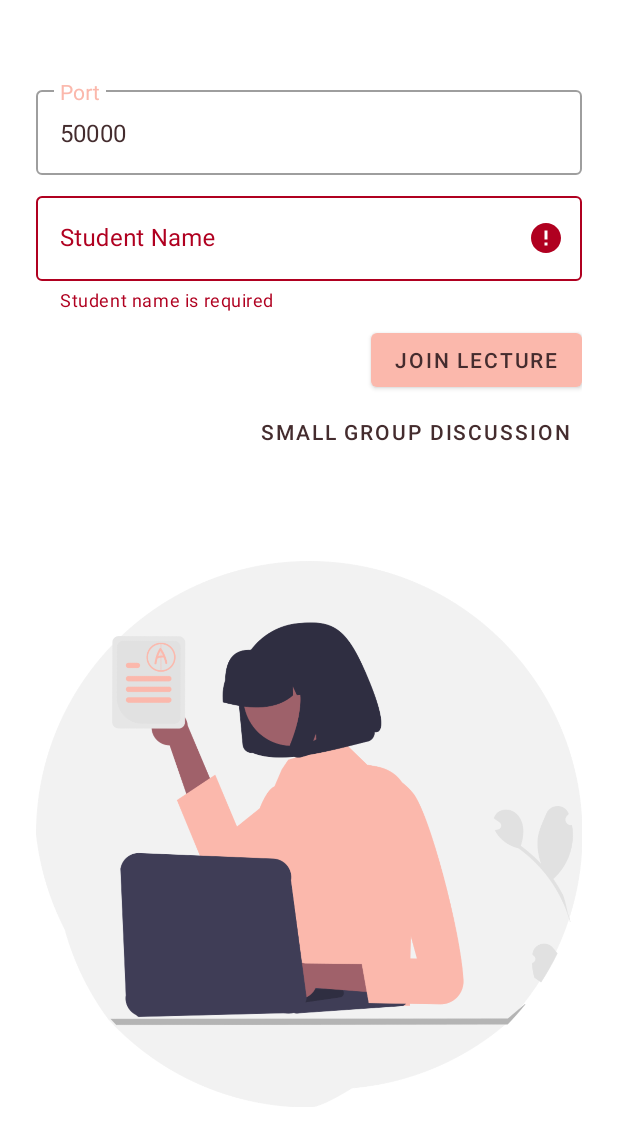
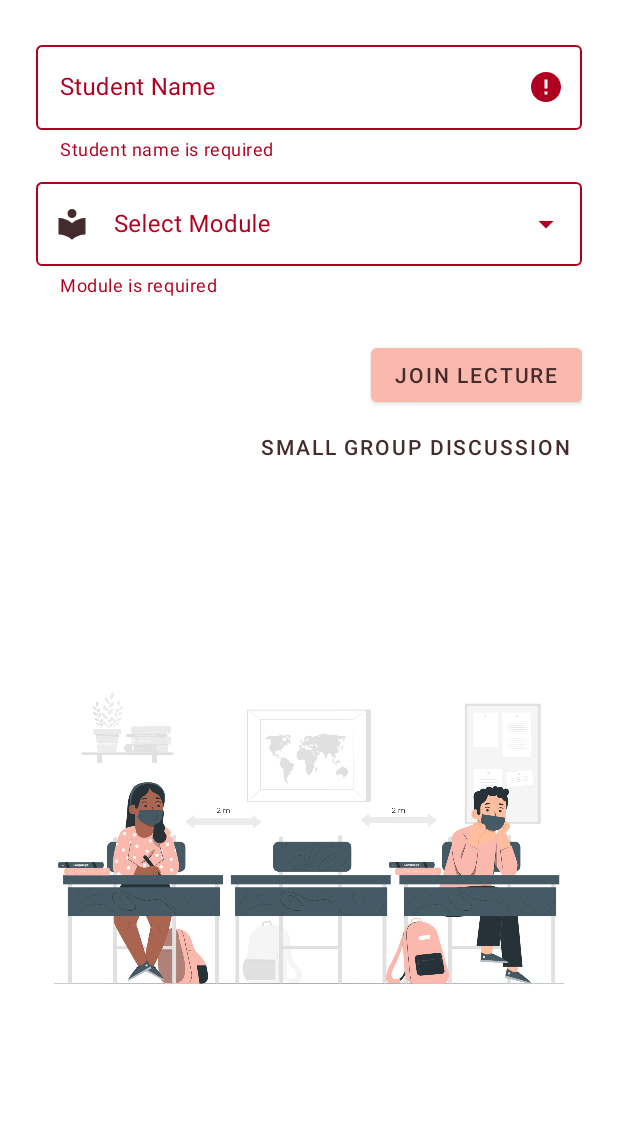
Before and after one commit to DulanjanaYasara/WiFiMeeting, an Android app: the fragment StudentHomePage placed in its activity, after a tap on "JOIN LECTURE", on a phone screen of 412 x 824 dp. Shown: the top 1146 px of the screen. Run offline under Robolectric (Android 15) with nearby library versions, the phone set to English and light mode, and no system bars.

Commit message:
multicasting for classroom lecture session

```diff
--- a/app/src/main/AndroidManifest.xml
+++ b/app/src/main/AndroidManifest.xml
@@ -19,7 +19,8 @@
         tools:targetApi="31">
         <activity
             android:name=".MainActivity"
-            android:exported="true">
+            android:exported="true"
+            android:screenOrientation="portrait">
             <intent-filter>
                 <action android:name="android.intent.action.MAIN" />
 
--- /dev/null
+++ b/app/src/main/java/com/example/wifimeeting/components/moduleitem/ListModuleItemAdapter.java
@@ -0,0 +1,40 @@
+package com.example.wifimeeting.components.moduleitem;
+
+import android.content.Context;
+import android.view.LayoutInflater;
+import android.view.View;
+import android.view.ViewGroup;
+import android.widget.ArrayAdapter;
+import android.widget.TextView;
+
+import androidx.annotation.NonNull;
+import androidx.annotation.Nullable;
+
+import com.example.wifimeeting.R;
+
+import java.util.ArrayList;
+
+public class ListModuleItemAdapter extends ArrayAdapter<ModuleDetailItem> {
+
+    public ListModuleItemAdapter(@NonNull Context context, ArrayList<ModuleDetailItem> arrayList) {
+        super(context, 0, arrayList);
+    }
+
+    @NonNull
+    @Override
+    public View getView(int position, @Nullable View convertView, @NonNull ViewGroup parent) {
+
+        View currentItemView = convertView;
+
+        if (currentItemView == null) {
+            currentItemView = LayoutInflater.from(getContext()).inflate(R.layout.option_module_item, parent, false);
+        }
+        TextView moduleNameOptionItem = currentItemView.findViewById(R.id.module_name_option_item);
+
+        ModuleDetailItem groupItem = getItem(position);
+        moduleNameOptionItem.setText(groupItem.getModuleCode());
+
+        return currentItemView;
+    }
+
+}
--- /dev/null
+++ b/app/src/main/java/com/example/wifimeeting/components/moduleitem/ModuleDetailItem.java
@@ -0,0 +1,31 @@
+package com.example.wifimeeting.components.moduleitem;
+
+public class ModuleDetailItem {
+
+    private String moduleCode;
+    private String multicastGroupAddress;
+    private Long heartbeat;
+
+    public ModuleDetailItem(String moduleCode, String multicastGroupAddress, Long heartbeat) {
+        this.moduleCode = moduleCode;
+        this.multicastGroupAddress = multicastGroupAddress;
+        this.heartbeat = heartbeat;
+    }
+
+    public String getModuleCode() {
+        return moduleCode;
+    }
+
+    public String getMulticastGroupAddress() {
+        return multicastGroupAddress;
+    }
+
+    public Long getHeartbeat() {
+        return heartbeat;
+    }
+
+    @Override
+    public String toString() {
+        return moduleCode;
+    }
+}
--- a/app/src/main/java/com/example/wifimeeting/page/StudentHomePage.java
+++ b/app/src/main/java/com/example/wifimeeting/page/StudentHomePage.java
@@ -5,14 +5,18 @@ import android.os.Bundle;
 import android.view.LayoutInflater;
 import android.view.View;
 import android.view.ViewGroup;
+import android.widget.AdapterView;
+import android.widget.ArrayAdapter;
+import android.widget.AutoCompleteTextView;
 
 import androidx.annotation.NonNull;
 import androidx.core.app.ActivityCompat;
 import androidx.fragment.app.Fragment;
 
 import com.example.wifimeeting.R;
+import com.example.wifimeeting.components.moduleitem.ListModuleItemAdapter;
+import com.example.wifimeeting.components.moduleitem.ModuleDetailItem;
 import com.example.wifimeeting.navigation.NavigationHost;
-import com.example.wifimeeting.utils.Constants;
 import com.example.wifimeeting.utils.GroupDiscussionMember;
 import com.example.wifimeeting.utils.LectureSessionMember;
 import com.google.android.material.button.MaterialButton;
@@ -20,16 +24,19 @@ import com.google.android.material.snackbar.Snackbar;
 import com.google.android.material.textfield.TextInputEditText;
 import com.google.android.material.textfield.TextInputLayout;
 
+import java.util.ArrayList;
 import java.util.Objects;
 
 public class StudentHomePage extends Fragment {
 
     MaterialButton joinLectureButton;
     MaterialButton smallGroupDiscussionButton;
-    TextInputLayout portTextInput;
-    TextInputEditText portEditText;
+    TextInputLayout selectModuleTextInput;
     TextInputLayout studentNameTextInput;
     TextInputEditText studentNameEditText;
+    AutoCompleteTextView moduleListTextView;
+    ArrayAdapter<ModuleDetailItem> listModuleItemAdapter;
+    private String selectedModule;
 
     @Override
     public View onCreateView(
@@ -39,25 +46,23 @@ public class StudentHomePage extends Fragment {
 
         joinLectureButton = view.findViewById(R.id.join_lecture_button);
         smallGroupDiscussionButton = view.findViewById(R.id.small_group_discussion_button);
-        portTextInput = view.findViewById(R.id.port_text_input);
-        portEditText = view.findViewById(R.id.port_edit_text);
+        selectModuleTextInput = view.findViewById(R.id.select_module_text_input);
+        moduleListTextView = view.findViewById(R.id.select_module);
         studentNameTextInput = view.findViewById(R.id.student_name_text_input);
         studentNameEditText = view.findViewById(R.id.student_name_edit_text);
-        portEditText.setText(String.valueOf(Constants.DEFAULT_AUDIO_CALL_PORT));
 
         smallGroupDiscussionButton.setOnClickListener(new View.OnClickListener() {
             @Override
             public void onClick(View view) {
 
-                checkValidations();
-                if(portTextInput.getError() == null && studentNameTextInput.getError() == null) {
+                checkValidations(false);
+                if(selectModuleTextInput.getError() == null && studentNameTextInput.getError() == null) {
 
                     if (ActivityCompat.checkSelfPermission(requireContext(), android.Manifest.permission.RECORD_AUDIO) != PackageManager.PERMISSION_GRANTED)
                         Snackbar.make(view, R.string.permission_mandatory, Snackbar.LENGTH_SHORT).show();
                     else {
                         Bundle bundle = new Bundle();
                         bundle.putString(GroupDiscussionMember.NAME.toString(), Objects.requireNonNull(studentNameEditText.getText()).toString().trim());
-                        bundle.putInt(GroupDiscussionMember.PORT.toString(), Integer.parseInt(portEditText.getText().toString()));
 
                         GroupDiscussionLobbyPage discussionPage = new GroupDiscussionLobbyPage();
                         discussionPage.setArguments(bundle);
@@ -73,15 +78,14 @@ public class StudentHomePage extends Fragment {
             @Override
             public void onClick(View view) {
 
-                checkValidations();
-                if(portTextInput.getError() == null && studentNameTextInput.getError() == null) {
+                checkValidations(true);
+                if(selectModuleTextInput.getError() == null && studentNameTextInput.getError() == null) {
 
                     if (ActivityCompat.checkSelfPermission(requireContext(), android.Manifest.permission.RECORD_AUDIO) != PackageManager.PERMISSION_GRANTED)
                         Snackbar.make(view, R.string.permission_mandatory, Snackbar.LENGTH_SHORT).show();
                     else {
                         Bundle bundle = new Bundle();
                         bundle.putString(LectureSessionMember.NAME.toString(), Objects.requireNonNull(studentNameEditText.getText()).toString().trim());
-                        bundle.putInt(LectureSessionMember.PORT.toString(), Integer.parseInt(portEditText.getText().toString()));
                         bundle.putBoolean(LectureSessionMember.IS_MUTE.toString(), true);
 
                         LectureSessionPage lectureSessionPage = new LectureSessionPage();
@@ -94,14 +98,55 @@ public class StudentHomePage extends Fragment {
             }
         });
 
+        initiateGroupListTextView(view);
         return view;
     }
 
-    private void checkValidations (){
-        if (portEditText.getText() == null || portEditText.getText().toString().trim().equals("")) {
-            portTextInput.setError(getString(R.string.port_mandatory));
-        } else {
-            portTextInput.setError(null);
+    private void initiateGroupListTextView(View view){
+        ArrayList<ModuleDetailItem> moduleDetailList = new ArrayList<ModuleDetailItem>();
+        moduleDetailList.add(new ModuleDetailItem("CS5092 - Programming","",12L));
+        moduleDetailList.add(new ModuleDetailItem("CS5090 - Networking","",12L));
+
+        listModuleItemAdapter = new ListModuleItemAdapter(this.requireContext(), moduleDetailList);
+        moduleListTextView.setAdapter(listModuleItemAdapter);
+
+        moduleListTextView.setOnItemSelectedListener(new AdapterView.OnItemSelectedListener() {
+            @Override
+            public void onItemSelected(AdapterView<?> parent, View view, int position, long id) {
+                if (position >= 0 && position < parent.getCount()) {
+                    ModuleDetailItem item = (ModuleDetailItem)parent.getItemAtPosition(position);
+                    selectedModule = item.getModuleCode();
+                } else {
+                    selectedModule = null;
+                }
+            }
+
+            @Override
+            public void onNothingSelected(AdapterView<?> parent) {
+                // Handle the case where no item is selected
+            }
+        });
+
+    }
+
+    @Override
+    public void onPause() {
+        super.onPause();
+        // Clear the selected value
+        selectedModule = null;
+        if(moduleListTextView!=null)
+            moduleListTextView.setText("");
+        if(listModuleItemAdapter!=null)
+            listModuleItemAdapter.clear();
+    }
+
+    private void checkValidations (boolean isLecture){
+        if(isLecture){
+            if (moduleListTextView.getText() == null || moduleListTextView.getText().toString().trim().equals("")) {
+                selectModuleTextInput.setError(getString(R.string.module_required));
+            } else {
+                selectModuleTextInput.setError(null);
+            }
         }
 
         if (studentNameEditText.getText() == null || studentNameEditText.getText().toString().trim().equals("")) {
--- /dev/null
+++ b/app/src/main/res/drawable/baseline_book_24.xml
@@ -0,0 +1,5 @@
+<vector android:height="24dp" android:tint="#115620"
+    android:viewportHeight="24" android:viewportWidth="24"
+    android:width="24dp" xmlns:android="http://schemas.android.com/apk/res/android">
+    <path android:fillColor="@android:color/white" android:pathData="M18,2H6c-1.1,0 -2,0.9 -2,2v16c0,1.1 0.9,2 2,2h12c1.1,0 2,-0.9 2,-2V4c0,-1.1 -0.9,-2 -2,-2zM6,4h5v8l-2.5,-1.5L6,12V4z"/>
+</vector>
--- /dev/null
+++ b/app/src/main/res/drawable/baseline_local_library_24.xml
@@ -0,0 +1,5 @@
+<vector android:height="24dp" android:tint="#115620"
+    android:viewportHeight="24" android:viewportWidth="24"
+    android:width="24dp" xmlns:android="http://schemas.android.com/apk/res/android">
+    <path android:fillColor="@android:color/white" android:pathData="M12,11.55C9.64,9.35 6.48,8 3,8v11c3.48,0 6.64,1.35 9,3.55 2.36,-2.19 5.52,-3.55 9,-3.55V8c-3.48,0 -6.64,1.35 -9,3.55zM12,8c1.66,0 3,-1.34 3,-3s-1.34,-3 -3,-3 -3,1.34 -3,3 1.34,3 3,3z"/>
+</vector>
--- /dev/null
+++ b/app/src/main/res/drawable/baseline_lock_24.xml
@@ -0,0 +1,5 @@
+<vector android:height="24dp" android:tint="#115620"
+    android:viewportHeight="24" android:viewportWidth="24"
+    android:width="24dp" xmlns:android="http://schemas.android.com/apk/res/android">
+    <path android:fillColor="@android:color/white" android:pathData="M18,8h-1L17,6c0,-2.76 -2.24,-5 -5,-5S7,3.24 7,6v2L6,8c-1.1,0 -2,0.9 -2,2v10c0,1.1 0.9,2 2,2h12c1.1,0 2,-0.9 2,-2L20,10c0,-1.1 -0.9,-2 -2,-2zM12,17c-1.1,0 -2,-0.9 -2,-2s0.9,-2 2,-2 2,0.9 2,2 -0.9,2 -2,2zM15.1,8L8.9,8L8.9,6c0,-1.71 1.39,-3.1 3.1,-3.1 1.71,0 3.1,1.39 3.1,3.1v2z"/>
+</vector>
--- /dev/null
+++ b/app/src/main/res/drawable/baseline_original_person_24.xml
@@ -0,0 +1,5 @@
+<vector android:height="24dp" android:tint="#115620"
+    android:viewportHeight="24" android:viewportWidth="24"
+    android:width="24dp" xmlns:android="http://schemas.android.com/apk/res/android">
+    <path android:fillColor="@android:color/white" android:pathData="M12,12c2.21,0 4,-1.79 4,-4s-1.79,-4 -4,-4 -4,1.79 -4,4 1.79,4 4,4zM12,14c-2.67,0 -8,1.34 -8,4v2h16v-2c0,-2.66 -5.33,-4 -8,-4z"/>
+</vector>
--- a/app/src/main/res/drawable/baseline_voice_chat_24.xml
+++ /dev/null
@@ -1,5 +0,0 @@
-<vector android:height="24dp" android:tint="#115620"
-    android:viewportHeight="24" android:viewportWidth="24"
-    android:width="24dp" xmlns:android="http://schemas.android.com/apk/res/android">
-    <path android:fillColor="@android:color/white" android:pathData="M20,2L4,2c-1.1,0 -1.99,0.9 -1.99,2L2,22l4,-4h14c1.1,0 2,-0.9 2,-2L22,4c0,-1.1 -0.9,-2 -2,-2zM18,14l-4,-3.2L14,14L6,14L6,6h8v3.2L18,6v8z"/>
-</vector>
--- a/app/src/main/res/layout/group_discussion_lobby_page.xml
+++ b/app/src/main/res/layout/group_discussion_lobby_page.xml
@@ -98,7 +98,9 @@
         android:layout_height="wrap_content"
         android:layout_marginTop="@dimen/topic_below_padding"
         android:hint="@string/select_group"
-        app:startIconDrawable="@drawable/baseline_group_add_24">
+        app:startIconDrawable="@drawable/baseline_group_add_24"
+        app:startIconTint="@color/textColorPrimary"
+        >
 
         <AutoCompleteTextView
             android:id="@+id/select_group"
--- a/app/src/main/res/layout/lecturer_home_page.xml
+++ b/app/src/main/res/layout/lecturer_home_page.xml
@@ -11,7 +11,7 @@
         android:layout_width="fill_parent"
         android:layout_height="0dp"
         android:layout_weight="1"
-        android:src="@drawable/lecturer"
+        android:src="@drawable/professor"
         />
 
     <com.google.android.material.textfield.TextInputLayout
--- a/app/src/main/res/layout/student_home_page.xml
+++ b/app/src/main/res/layout/student_home_page.xml
@@ -8,28 +8,11 @@
     android:padding="@dimen/parent_page_padding">
 
     <com.google.android.material.textfield.TextInputLayout
-        style="@style/Widget.WifiMeeting.TextInputLayout"
-        android:id="@+id/port_text_input"
-        android:layout_width="match_parent"
-        android:layout_height="wrap_content"
-        android:layout_marginTop="@dimen/topic_below_padding"
-        android:hint="@string/port">
-
-        <com.google.android.material.textfield.TextInputEditText
-            android:id="@+id/port_edit_text"
-            android:layout_width="match_parent"
-            android:layout_height="wrap_content"
-            android:inputType="number"
-            android:maxLines="1" />
-    </com.google.android.material.textfield.TextInputLayout>
-
-    <com.google.android.material.textfield.TextInputLayout
         android:id="@+id/student_name_text_input"
         style="@style/Widget.WifiMeeting.TextInputLayout"
         android:layout_width="match_parent"
         android:layout_height="wrap_content"
-        android:hint="@string/student_name"
-        app:errorEnabled="true">
+        android:hint="@string/student_name">
 
         <com.google.android.material.textfield.TextInputEditText
             android:id="@+id/student_name_edit_text"
@@ -37,6 +20,26 @@
             android:layout_height="wrap_content"
             android:inputType="text" />
     </com.google.android.material.textfield.TextInputLayout>
+
+    <com.google.android.material.textfield.TextInputLayout
+        android:id="@+id/select_module_text_input"
+        style="@style/Widget.WifiMeeting.DropDownLayout"
+        android:layout_width="match_parent"
+        android:layout_height="wrap_content"
+        android:hint="@string/select_module"
+        app:startIconDrawable="@drawable/baseline_local_library_24"
+        app:startIconTint="@color/textColorPrimary">
+
+        <AutoCompleteTextView
+            android:id="@+id/select_module"
+            android:layout_width="match_parent"
+            android:layout_height="@dimen/text_input_height"
+            android:enabled="true"
+            android:focusable="true"
+            android:inputType="none"
+            />
+    </com.google.android.material.textfield.TextInputLayout>
+
 
     <com.google.android.material.button.MaterialButton
         android:id="@+id/join_lecture_button"
@@ -58,6 +61,6 @@
         android:layout_width="fill_parent"
         android:layout_height="0dp"
         android:layout_weight="1"
-        android:src="@drawable/student" />
+        android:src="@drawable/classroom" />
 
 </LinearLayout>
--- a/app/src/main/res/values/strings.xml
+++ b/app/src/main/res/values/strings.xml
@@ -1,5 +1,6 @@
 <resources>
-    <string name="app_name">Wifi-Meeting</string>
+    <string name="app_name">WiFi Meeting</string>
+    <string name="app_desc">Attend, Communicate, and Supervise</string>
 
     <!--   Actions-->
     <string name="startup_message">How do you want to interact?</string>
@@ -10,6 +11,7 @@
     <string name="leave">Leave</string>
     <string name="select_members">Select Members</string>
     <string name="select_group">Select Group</string>
+    <string name="select_module">Select Module</string>
     <string name="create">Create</string>
     <string name="join">Join</string>
     <string name="ok">OK</string>
@@ -27,6 +29,7 @@
     <string name="module_code_mandatory">Module Code is required</string>
     <string name="group_name_mandatory">Group name is required</string>
     <string name="group_mandatory">Group is required</string>
+    <string name="module_required">Module is required</string>
     <string name="members_mandatory">Members are required</string>
     <string name="max_count_exceeded">Maximum count exceeded</string>
     <string name="user_name_mandatory">Username is required</string>
```
Also changed, not shown: app/src/main/res/layout/lecturer_login_page.xml (+9 -0 lines), app/src/main/res/layout/option_module_item.xml (added, +18 -0 lines), app/src/main/res/layout/startup_page.xml (+24 -10 lines), app/src/main/res/values/styles.xml (+9 -3 lines), app/src/main/res/drawable/classroom.png (added), app/src/main/res/drawable/login_image.png (added), app/src/main/res/drawable/professor.png (added).
